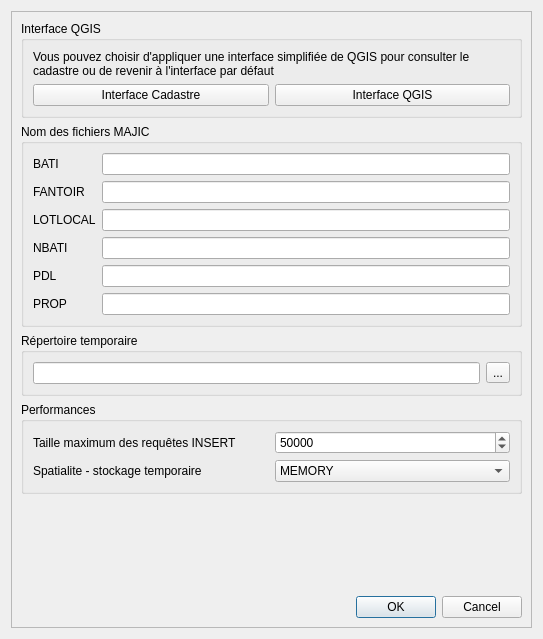
First picture: the form in forms/cadastre_option_form.ui, repository 3liz/QgisCadastrePlugin, before the edit.
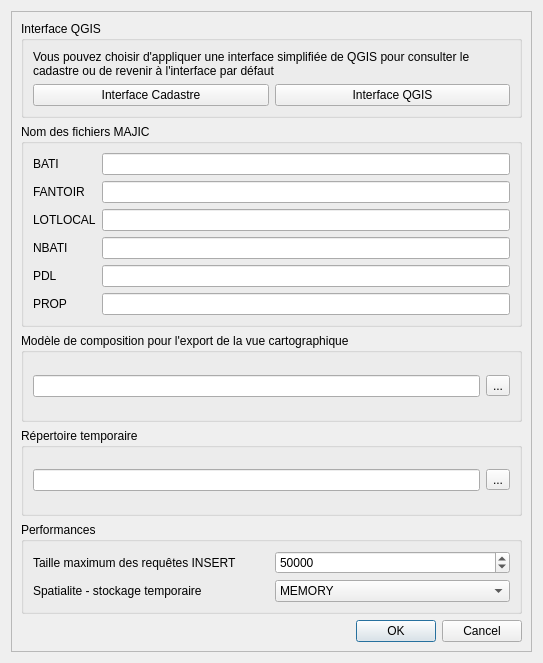
Second picture: the form after the edit. Icons and pictures are not drawn.

Commit message: Ajout d'un nouveau menu pour exporter la vue courante en PDF

Diff of the .ui file:
```diff
--- a/forms/cadastre_option_form.ui
+++ b/forms/cadastre_option_form.ui
@@ -7,7 +7,7 @@
     <x>0</x>
     <y>0</y>
     <width>543</width>
-    <height>639</height>
+    <height>663</height>
    </rect>
   </property>
   <property name="windowTitle">
@@ -25,7 +25,7 @@
         <x>0</x>
         <y>0</y>
         <width>523</width>
-        <height>619</height>
+        <height>643</height>
        </rect>
       </property>
       <layout class="QVBoxLayout" name="verticalLayout_2">
@@ -142,12 +142,39 @@
        <item>
         <widget class="QGroupBox" name="groupBox_2">
          <property name="title">
-          <string>Répertoire temporaire</string>
+          <string>Modèle de composition pour l'export de la vue cartographique</string>
          </property>
          <layout class="QVBoxLayout" name="verticalLayout_4">
           <item>
            <layout class="QHBoxLayout" name="horizontalLayout">
             <item>
+             <widget class="QLineEdit" name="inComposerTemplateFile"/>
+            </item>
+            <item>
+             <widget class="QToolButton" name="btComposerTemplateFile">
+              <property name="text">
+               <string>...</string>
+              </property>
+              <property name="icon">
+               <iconset resource="resource.qrc">
+                <normaloff>:/plugins/cadastre/icons/open.png</normaloff>:/plugins/cadastre/icons/open.png</iconset>
+              </property>
+             </widget>
+            </item>
+           </layout>
+          </item>
+         </layout>
+        </widget>
+       </item>
+       <item>
+        <widget class="QGroupBox" name="groupBox_4">
+         <property name="title">
+          <string>Répertoire temporaire</string>
+         </property>
+         <layout class="QVBoxLayout" name="verticalLayout_6">
+          <item>
+           <layout class="QHBoxLayout" name="horizontalLayout_2">
+            <item>
              <widget class="QLineEdit" name="inTempDir"/>
             </item>
             <item>
@@ -220,19 +247,6 @@
          </layout>
         </widget>
        </item>
-       <item>
-        <spacer name="verticalSpacer">
-         <property name="orientation">
-          <enum>Qt::Vertical</enum>
-         </property>
-         <property name="sizeHint" stdset="0">
-          <size>
-           <width>20</width>
-           <height>40</height>
-          </size>
-         </property>
-        </spacer>
-       </item>
        <item>
         <widget class="QDialogButtonBox" name="buttonBox">
          <property name="standardButtons">
```
Left out of the diff: 6 changed lines with no effect on the pictures. The commit also changes 9 other files.
